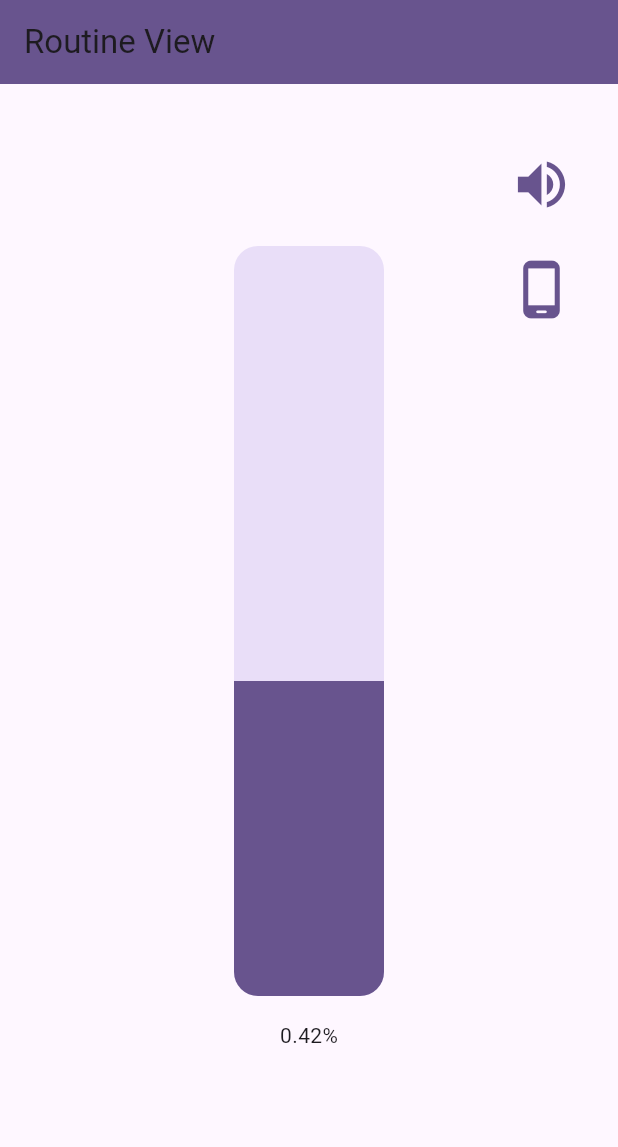
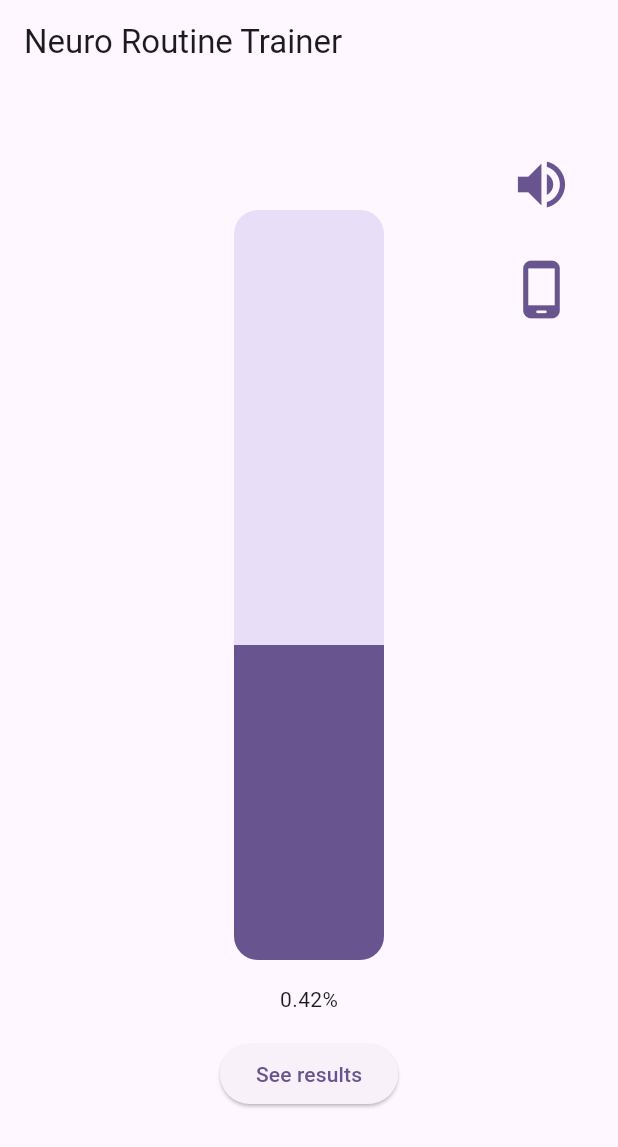
Before and after one commit to StartHack-PSFO/PeakFocus, a Flutter app: the RoutineView screen opened directly, on a phone screen of 412 x 824 dp. Shown: the top 1147 px of the screen. Run offline on Flutter 3.47's test engine with Material 2 defaults, Android fonts, the light colour scheme and no system bars; our stand-ins replace audioplayers, vibration.

Commit message:
Make navigation work

```diff
--- a/neuroapp/lib/views/routineView.dart
+++ b/neuroapp/lib/views/routineView.dart
@@ -1,4 +1,5 @@
 import 'package:flutter/material.dart';
+import 'package:neuroapp/views/resultView.dart';
 
 class RoutineView extends StatefulWidget {
   const RoutineView({Key? key}) : super(key: key);
@@ -33,9 +34,13 @@ class _RoutineViewState extends State<RoutineView> {
   @override
   Widget build(BuildContext context) {
     return Scaffold(
-      appBar: AppBar(
-        backgroundColor: Theme.of(context).colorScheme.primary,
-        title: Text('Routine View'),
+      appBar: PreferredSize(
+        preferredSize: const Size.fromHeight(kToolbarHeight),
+        child: AppBar(
+          title: const Text(
+            "Neuro Routine Trainer",
+          ),
+        ),
       ),
       body: Stack(
         children: [
@@ -61,6 +66,18 @@ class _RoutineViewState extends State<RoutineView> {
                   Padding(
                     padding: EdgeInsets.all(16.0),
                     child: Text('$_progress%'),
+                  ),
+                  ElevatedButton(
+                    onPressed: () {
+                      Navigator.push(
+                        context,
+                        MaterialPageRoute(
+                          builder: (context) =>
+                              ResultView(),
+                        ),
+                      );
+                    },
+                    child: const Text('See results'),
                   ),
                 ],
               ),
```
Also changed, not shown: neuroapp/lib/views/resultView.dart (+7 -3 lines).
